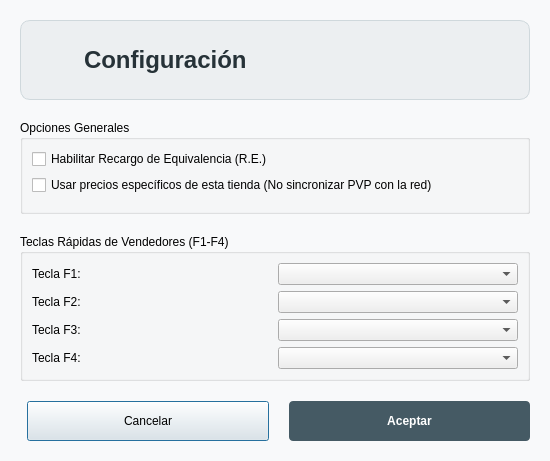
Qt form configuracionotros.ui (Ladis72/tienda) before a commit.
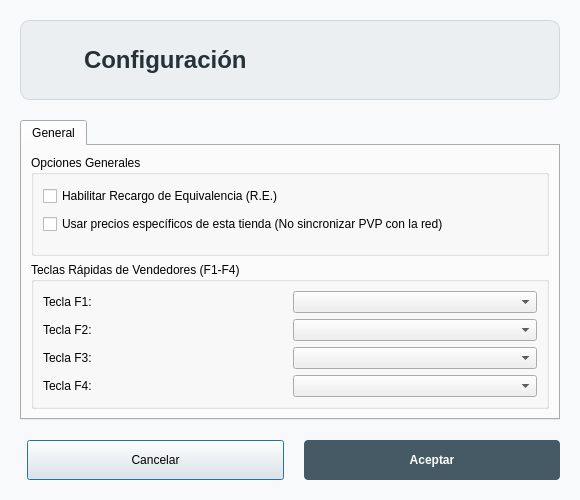
The same form after that commit. Icons and pictures are not drawn.

```diff
--- a/configuracionotros.ui
+++ b/configuracionotros.ui
@@ -6,8 +6,8 @@
    <rect>
     <x>0</x>
     <y>0</y>
-    <width>550</width>
-    <height>350</height>
+    <width>580</width>
+    <height>500</height>
    </rect>
   </property>
   <property name="windowTitle">
@@ -91,6 +91,16 @@
     </widget>
    </item>
    <item>
+    <widget class="QTabWidget" name="tabWidget">
+     <property name="currentIndex">
+      <number>0</number>
+     </property>
+     <widget class="QWidget" name="tabGeneral">
+      <attribute name="title">
+       <string>General</string>
+      </attribute>
+      <layout class="QVBoxLayout" name="verticalLayoutTabGeneral">
+       <item>
     <widget class="QGroupBox" name="groupBoxSettings">
      <property name="title">
       <string>Opciones Generales</string>
@@ -167,6 +177,10 @@
        <widget class="QComboBox" name="comboBoxF4"/>
       </item>
      </layout>
+        </widget>
+       </item>
+      </layout>
+     </widget>
     </widget>
    </item>
    <item>
```
Lines whose indentation alone changed are shown as unchanged.
